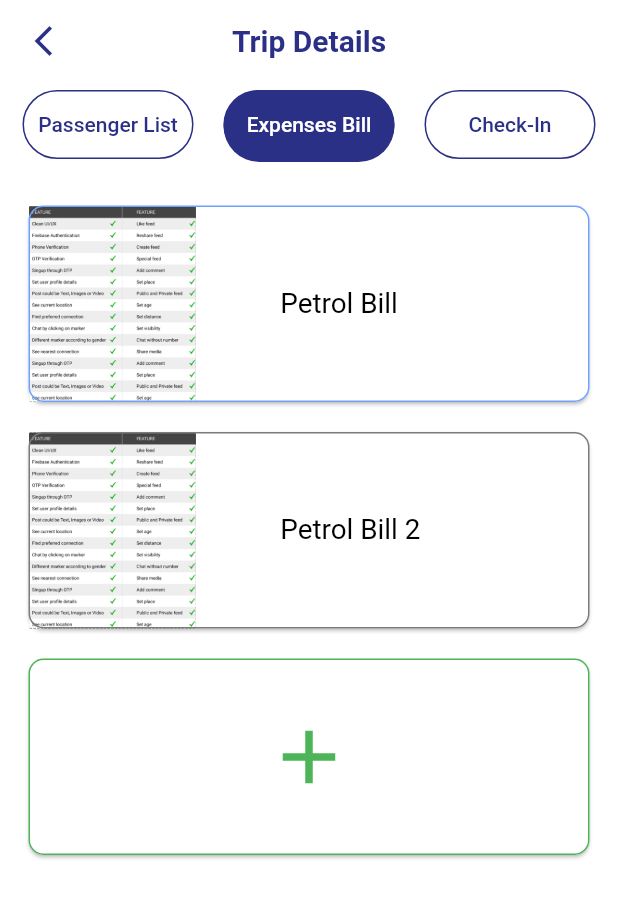
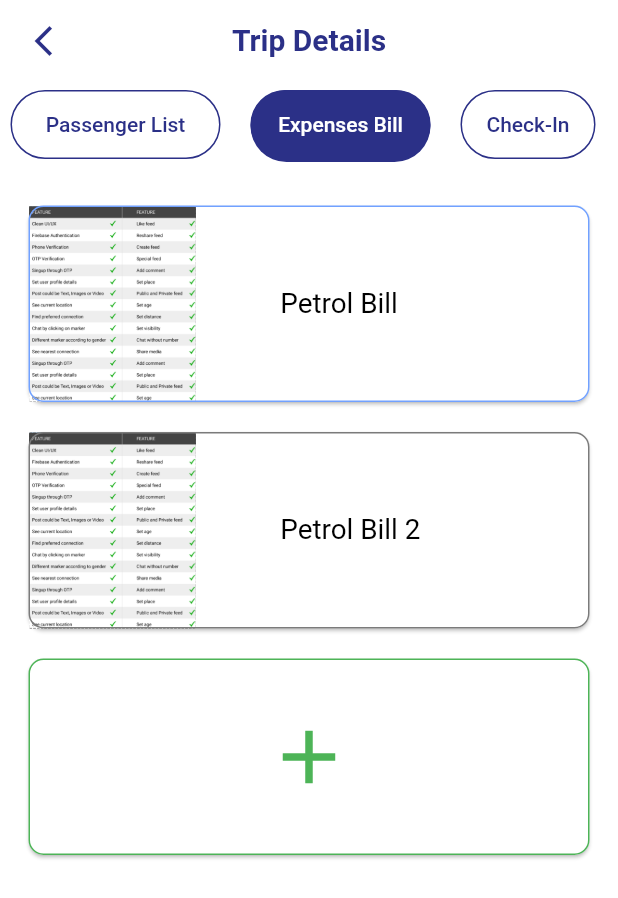
Before and after one commit to darshitsoftrefine/client_submit, a Flutter app: the screen it shows after launch, tab 2 chosen, on a phone screen of 412 x 824 dp. Shown: the top 898 px of the screen. Run offline on Flutter 3.47's test engine with Material 2 defaults, Android fonts, the phone set to English and light mode, and no system bars; our stand-ins replace dotted_border, google_fonts; missing offline and left inert: mobile_scanner, rounded_expansion_tile.

Commit message:
UI changes

```diff
--- a/lib/constants/custom_widgets.dart
+++ b/lib/constants/custom_widgets.dart
@@ -477,7 +477,7 @@ class CustomWidgets {
   Widget passenger2List(
       Color leadColor, bool check, String logoText, String name) {
     return Padding(
-      padding: const EdgeInsets.only(left: 15, right: 15, bottom: 12),
+      padding: const EdgeInsets.only(left: 15, right: 15, bottom: 12, top: 5),
       child: Stack(
         children: [
           Card(
--- a/lib/tab_bar.dart
+++ b/lib/tab_bar.dart
@@ -28,12 +28,13 @@ class _Tab_BarState extends State<Tab_Bar> {
               child: IconButton(onPressed: (){}, icon: Icon(Icons.arrow_back_ios_new, color: CustomColors.primaryColor,),),
             ),
             title: Padding(
-              padding: const EdgeInsets.only(top: 14.0),
+              padding: const EdgeInsets.only(top: 13.0),
               child: Text("Trip Details", style: CustomTheme.lightTheme().textTheme.titleLarge,),
             ),
             centerTitle: true,
 
           bottom: TabBar(
+            isScrollable: true,
               indicatorPadding: EdgeInsets.only(left: 10, right: 10),
               labelPadding: const EdgeInsets.only(left: 10, right: 10, ),
               padding: const EdgeInsets.only(top: 20, bottom: 20, left: 5, right: 5),
@@ -45,6 +46,7 @@ class _Tab_BarState extends State<Tab_Bar> {
               tabs: [
                 Tab(
                   child: Container(
+                    width: 140,
                     padding: EdgeInsets.only(left: 4, right: 4),
                     decoration: BoxDecoration(
                         borderRadius: BorderRadius.circular(50),
@@ -57,6 +59,7 @@ class _Tab_BarState extends State<Tab_Bar> {
                 ),
                 Tab(
                   child: Container(
+                    width: 120,
                     decoration: BoxDecoration(
                         borderRadius: BorderRadius.circular(50),
                         border: Border.all(color: CustomColors.primaryColor, width: 1)),
@@ -68,6 +71,7 @@ class _Tab_BarState extends State<Tab_Bar> {
                 ),
                 Tab(
                   child: Container(
+                    width: 90,
                     decoration: BoxDecoration(
                         borderRadius: BorderRadius.circular(50),
                         border: Border.all(color: CustomColors.primaryColor, width: 1)),
```
